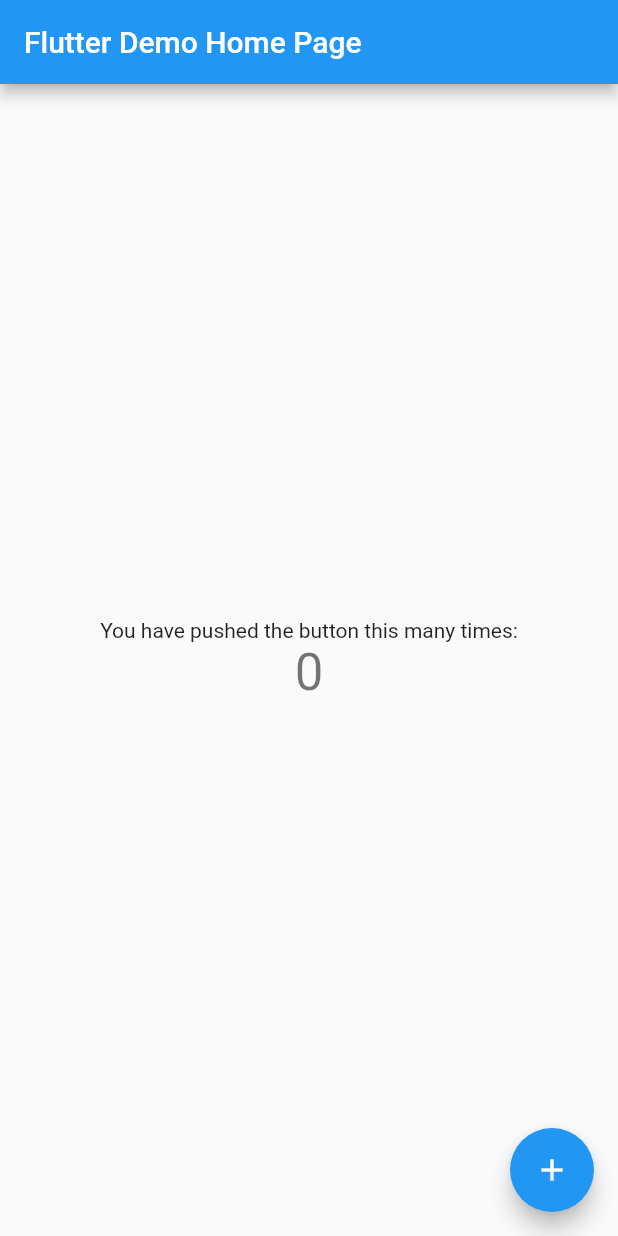
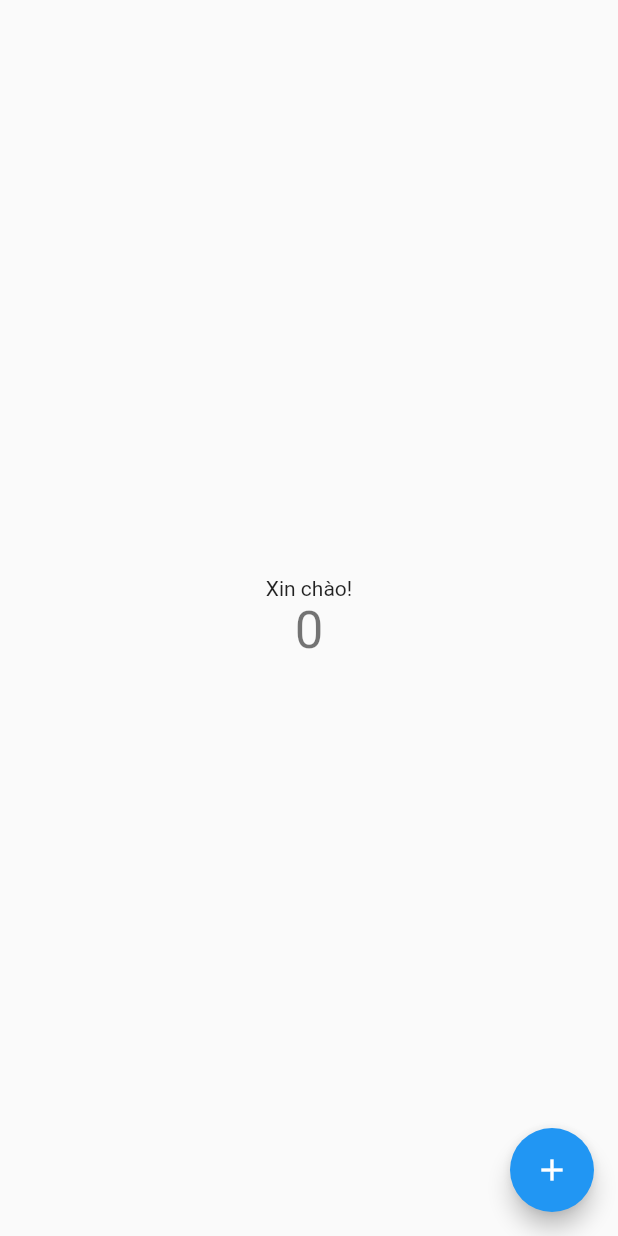
Before and after one commit to Ngan000/chat_app, a Flutter app: the screen it shows after launch, on a phone screen of 412 x 824 dp. Run offline on Flutter 3.47's test engine with Material 2 defaults, Android fonts, the phone set to English and light mode, and no system bars.

````diff
--- /dev/null
+++ b/l10n.yaml
@@ -0,0 +1,4 @@
+arb-dir: lib/src/l10n
+template-arb-file: app_en.arb
+output-localization-file: app_localizations.dart
+synthetic-package: false
--- a/lib/main.dart
+++ b/lib/main.dart
@@ -1,4 +1,6 @@
+import 'package:chat_app/src/l10n/app_localizations.dart';
 import 'package:flutter/material.dart';
+import 'package:flutter_localizations/flutter_localizations.dart';
 
 void main() {
   runApp(const MyApp());
@@ -10,36 +12,27 @@ class MyApp extends StatelessWidget {
   // This widget is the root of your application.
   @override
   Widget build(BuildContext context) {
-    return MaterialApp(
+    return const MaterialApp(
+      locale: Locale('vi'), // English
+
       title: 'Flutter Demo',
-      theme: ThemeData(
-        // This is the theme of your application.
-        //
-        // Try running your application with "flutter run". You'll see the
-        // application has a blue toolbar. Then, without quitting the app, try
-        // changing the primarySwatch below to Colors.green and then invoke
-        // "hot reload" (press "r" in the console where you ran "flutter run",
-        // or simply save your changes to "hot reload" in a Flutter IDE).
-        // Notice that the counter didn't reset back to zero; the application
-        // is not restarted.
-        primarySwatch: Colors.blue,
-      ),
-      home: const MyHomePage(title: 'Flutter Demo Home Page'),
+      localizationsDelegates: [
+        AppLocalizations.delegate,
+        GlobalMaterialLocalizations.delegate,
+        GlobalWidgetsLocalizations.delegate,
+        GlobalCupertinoLocalizations.delegate,
+      ],
+      supportedLocales: [
+        Locale('en'), // English
+        Locale('vi'), // Vietnam
+      ],
+      home: MyHomePage(title: 'Flutter Demo Home Page'),
     );
   }
 }
 
 class MyHomePage extends StatefulWidget {
   const MyHomePage({super.key, required this.title});
-
-  // This widget is the home page of your application. It is stateful, meaning
-  // that it has a State object (defined below) that contains fields that affect
-  // how it looks.
-
-  // This class is the configuration for the state. It holds the values (in this
-  // case the title) provided by the parent (in this case the App widget) and
-  // used by the build method of the State. Fields in a Widget subclass are
-  // always marked "final".
 
   final String title;
 
@@ -52,52 +45,18 @@ class _MyHomePageState extends State<MyHomePage> {
 
   void _incrementCounter() {
     setState(() {
-      // This call to setState tells the Flutter framework that something has
-      // changed in this State, which causes it to rerun the build method below
-      // so that the display can reflect the updated values. If we changed
-      // _counter without calling setState(), then the build method would not be
-      // called again, and so nothing would appear to happen.
       _counter++;
     });
   }
 
   @override
   Widget build(BuildContext context) {
-    // This method is rerun every time setState is called, for instance as done
-    // by the _incrementCounter method above.
-    //
-    // The Flutter framework has been optimized to make rerunning build methods
-    // fast, so that you can just rebuild anything that needs updating rather
-    // than having to individually change instances of widgets.
     return Scaffold(
-      appBar: AppBar(
-        // Here we take the value from the MyHomePage object that was created by
-        // the App.build method, and use it to set our appbar title.
-        title: Text(widget.title),
-      ),
       body: Center(
-        // Center is a layout widget. It takes a single child and positions it
-        // in the middle of the parent.
         child: Column(
-          // Column is also a layout widget. It takes a list of children and
-          // arranges them vertically. By default, it sizes itself to fit its
-          // children horizontally, and tries to be as tall as its parent.
-          //
-          // Invoke "debug painting" (press "p" in the console, choose the
-          // "Toggle Debug Paint" action from the Flutter Inspector in Android
-          // Studio, or the "Toggle Debug Paint" command in Visual Studio Code)
-          // to see the wireframe for each widget.
-          //
-          // Column has various properties to control how it sizes itself and
-          // how it positions its children. Here we use mainAxisAlignment to
-          // center the children vertically; the main axis here is the vertical
-          // axis because Columns are vertical (the cross axis would be
-          // horizontal).
           mainAxisAlignment: MainAxisAlignment.center,
           children: <Widget>[
-            const Text(
-              'You have pushed the button this many times:',
-            ),
+            Text(AppLocalizations.of(context)!.helloWorld),
             Text(
               '$_counter',
               style: Theme.of(context).textTheme.headline4,
--- /dev/null
+++ b/lib/src/l10n/app_en.arb
@@ -0,0 +1,3 @@
+{
+    "helloWorld": "Hello World!"
+}
--- /dev/null
+++ b/lib/src/l10n/app_localizations.dart
@@ -0,0 +1,133 @@
+import 'dart:async';
+
+import 'package:flutter/foundation.dart';
+import 'package:flutter/widgets.dart';
+import 'package:flutter_localizations/flutter_localizations.dart';
+import 'package:intl/intl.dart' as intl;
+
+import 'app_localizations_en.dart';
+import 'app_localizations_vi.dart';
+
+/// Callers can lookup localized strings with an instance of AppLocalizations
+/// returned by `AppLocalizations.of(context)`.
+///
+/// Applications need to include `AppLocalizations.delegate()` in their app's
+/// `localizationDelegates` list, and the locales they support in the app's
+/// `supportedLocales` list. For example:
+///
+/// ```dart
+/// import 'l10n/app_localizations.dart';
+///
+/// return MaterialApp(
+///   localizationsDelegates: AppLocalizations.localizationsDelegates,
+///   supportedLocales: AppLocalizations.supportedLocales,
+///   home: MyApplicationHome(),
+/// );
+/// ```
+///
+/// ## Update pubspec.yaml
+///
+/// Please make sure to update your pubspec.yaml to include the following
+/// packages:
+///
+/// ```yaml
+/// dependencies:
+///   # Internationalization support.
+///   flutter_localizations:
+///     sdk: flutter
+///   intl: any # Use the pinned version from flutter_localizations
+///
+///   # Rest of dependencies
+/// ```
+///
+/// ## iOS Applications
+///
+/// iOS applications define key application metadata, including supported
+/// locales, in an Info.plist file that is built into the application bundle.
+/// To configure the locales supported by your app, you’ll need to edit this
+/// file.
+///
+/// First, open your project’s ios/Runner.xcworkspace Xcode workspace file.
+/// Then, in the Project Navigator, open the Info.plist file under the Runner
+/// project’s Runner folder.
+///
+/// Next, select the Information Property List item, select Add Item from the
+/// Editor menu, then select Localizations from the pop-up menu.
+///
+/// Select and expand the newly-created Localizations item then, for each
+/// locale your application supports, add a new item and select the locale
+/// you wish to add from the pop-up menu in the Value field. This list should
+/// be consistent with the languages listed in the AppLocalizations.supportedLocales
+/// property.
+abstract class AppLocalizations {
+  AppLocalizations(String locale) : localeName = intl.Intl.canonicalizedLocale(locale.toString());
+
+  final String localeName;
+
+  static AppLocalizations? of(BuildContext context) {
+    return Localizations.of<AppLocalizations>(context, AppLocalizations);
+  }
+
+  static const LocalizationsDelegate<AppLocalizations> delegate = _AppLocalizationsDelegate();
+
+  /// A list of this localizations delegate along with the default localizations
+  /// delegates.
+  ///
+  /// Returns a list of localizations delegates containing this delegate along with
+  /// GlobalMaterialLocalizations.delegate, GlobalCupertinoLocalizations.delegate,
+  /// and GlobalWidgetsLocalizations.delegate.
+  ///
+  /// Additional delegates can be added by appending to this list in
+  /// MaterialApp. This list does not have to be used at all if a custom list
+  /// of delegates is preferred or required.
+  static const List<LocalizationsDelegate<dynamic>> localizationsDelegates = <LocalizationsDelegate<dynamic>>[
+    delegate,
+    GlobalMaterialLocalizations.delegate,
+    GlobalCupertinoLocalizations.delegate,
+    GlobalWidgetsLocalizations.delegate,
+  ];
+
+  /// A list of this localizations delegate's supported locales.
+  static const List<Locale> supportedLocales = <Locale>[
+    Locale('en'),
+    Locale('vi')
+  ];
+
+  /// No description provided for @helloWorld.
+  ///
+  /// In en, this message translates to:
+  /// **'Hello World!'**
+  String get helloWorld;
+}
+
+class _AppLocalizationsDelegate extends LocalizationsDelegate<AppLocalizations> {
+  const _AppLocalizationsDelegate();
+
+  @override
+  Future<AppLocalizations> load(Locale locale) {
+    return SynchronousFuture<AppLocalizations>(lookupAppLocalizations(locale));
+  }
+
+  @override
+  bool isSupported(Locale locale) => <String>['en', 'vi'].contains(locale.languageCode);
+
+  @override
+  bool shouldReload(_AppLocalizationsDelegate old) => false;
+}
+
+AppLocalizations lookupAppLocalizations(Locale locale) {
+
+
+  // Lookup logic when only language code is specified.
+  switch (locale.languageCode) {
+    case 'en': return AppLocalizationsEn();
+    case 'vi': return AppLocalizationsVi();
+  }
+
+  throw FlutterError(
+    'AppLocalizations.delegate failed to load unsupported locale "$locale". This is likely '
+    'an issue with the localizations generation tool. Please file an issue '
+    'on GitHub with a reproducible sample app and the gen-l10n configuration '
+    'that was used.'
+  );
+}
--- /dev/null
+++ b/lib/src/l10n/app_localizations_en.dart
@@ -0,0 +1,9 @@
+import 'app_localizations.dart';
+
+/// The translations for English (`en`).
+class AppLocalizationsEn extends AppLocalizations {
+  AppLocalizationsEn([String locale = 'en']) : super(locale);
+
+  @override
+  String get helloWorld => 'Hello World!';
+}
--- /dev/null
+++ b/lib/src/l10n/app_localizations_vi.dart
@@ -0,0 +1,9 @@
+import 'app_localizations.dart';
+
+/// The translations for Vietnamese (`vi`).
+class AppLocalizationsVi extends AppLocalizations {
+  AppLocalizationsVi([String locale = 'vi']) : super(locale);
+
+  @override
+  String get helloWorld => 'Xin chào!';
+}
--- /dev/null
+++ b/lib/src/l10n/app_vi.arb
@@ -0,0 +1,3 @@
+{
+    "helloWorld": "Xin chào!"
+}
--- a/pubspec.yaml
+++ b/pubspec.yaml
@@ -36,6 +36,9 @@ dependencies:
   # The following adds the Cupertino Icons font to your application.
   # Use with the CupertinoIcons class for iOS style icons.
   cupertino_icons: ^1.0.2
+  flutter_localizations:
+    sdk: flutter
+  intl: any
 
 dev_dependencies:
   flutter_test:
@@ -58,6 +61,7 @@ flutter:
   # included with your application, so that you can use the icons in
   # the material Icons class.
   uses-material-design: true
+  generate: true
 
   # To add assets to your application, add an assets section, like this:
   # assets:
````
Also changed, not shown: 1 other file.
